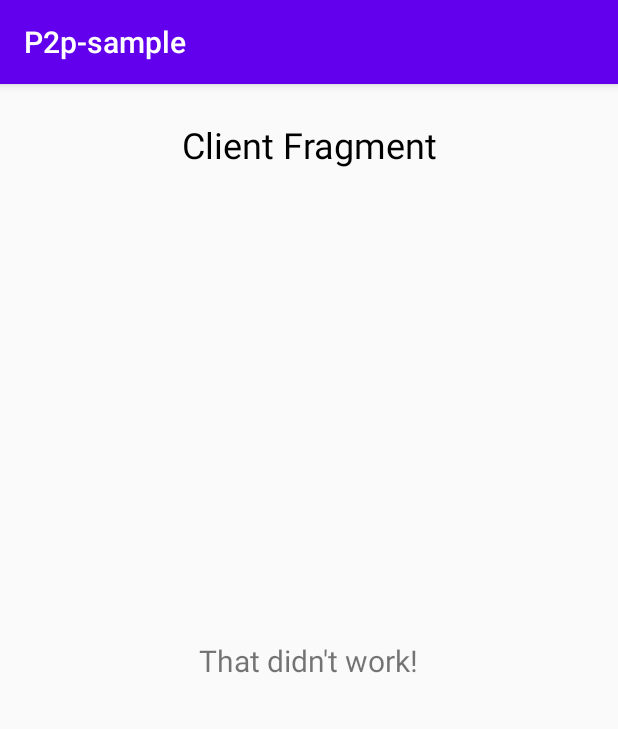
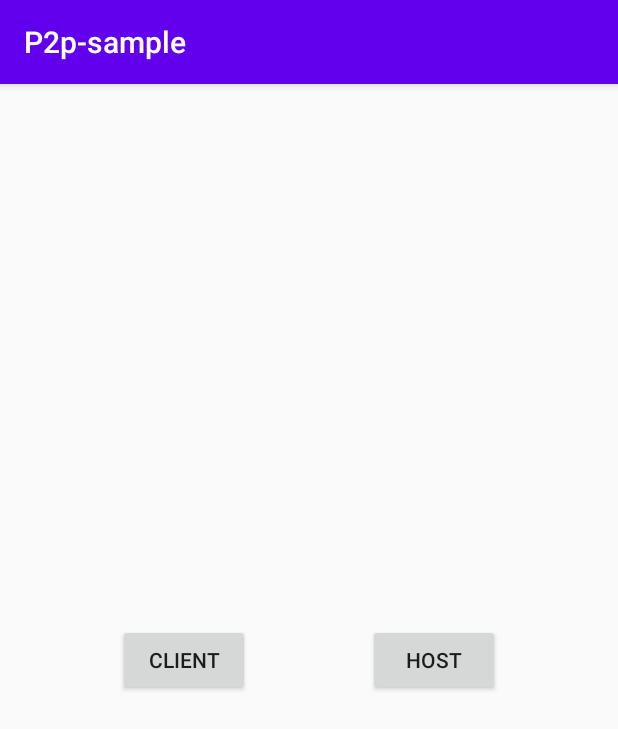
Before and after one commit to kis-nem/p2p-sample, an Android app: the screen it shows after launch (AppActivity), on a phone screen of 412 x 824 dp. Shown: the top 729 px of the screen. Run offline under Robolectric (Android 15) with nearby library versions, the phone set to English and light mode, and no system bars.

Commit message:
app fragment

```diff
--- a/app/src/main/java/com/kisnem/p2p_sample/AppActivity.kt
+++ b/app/src/main/java/com/kisnem/p2p_sample/AppActivity.kt
@@ -8,22 +8,13 @@ class AppActivity : AppCompatActivity() {
     override fun onCreate(savedInstanceState: Bundle?) {
         super.onCreate(savedInstanceState)
         setContentView(R.layout.activity_app)
-
-        openClientFragment()
+        openAppFragment()
     }
 
-    private fun openClientFragment() {
+    private fun openAppFragment() {
         supportFragmentManager.beginTransaction().apply {
-            replace(R.id.fl_container, ClientFragment.newInstance())
-            addToBackStack(null)
-            commit()
-        }
-    }
-
-    private fun openHostFragment() {
-        supportFragmentManager.beginTransaction().apply {
-            replace(R.id.fl_container, HostFragment())
-            addToBackStack(null)
+            replace(R.id.fl_container, AppFragment.newInstance())
+            addToBackStack("app")
             commit()
         }
     }
--- /dev/null
+++ b/app/src/main/java/com/kisnem/p2p_sample/AppFragment.kt
@@ -0,0 +1,53 @@
+package com.kisnem.p2p_sample
+
+import android.os.Bundle
+import android.view.LayoutInflater
+import android.view.View
+import android.view.ViewGroup
+import androidx.core.os.bundleOf
+import androidx.fragment.app.Fragment
+import kotlinx.android.synthetic.main.fragment_app.*
+
+class AppFragment : Fragment() {
+
+    override fun onCreateView(
+        inflater: LayoutInflater, container: ViewGroup?,
+        savedInstanceState: Bundle?
+    ): View? {
+        return inflater.inflate(R.layout.fragment_app, container, false)
+    }
+
+    override fun onViewCreated(view: View, savedInstanceState: Bundle?) {
+        super.onViewCreated(view, savedInstanceState)
+
+        btn_client.setOnClickListener {
+            openClientFragment()
+        }
+
+        btn_host.setOnClickListener {
+            openHostFragment()
+        }
+    }
+
+    private fun openClientFragment() {
+        requireFragmentManager().beginTransaction().apply {
+            replace(R.id.fl_container, ClientFragment.newInstance())
+            addToBackStack("client")
+            commit()
+        }
+    }
+
+    private fun openHostFragment() {
+        requireFragmentManager().beginTransaction().apply {
+            replace(R.id.fl_container, HostFragment())
+            addToBackStack("host")
+            commit()
+        }
+    }
+
+    companion object {
+        fun newInstance() = AppFragment().apply {
+            arguments = bundleOf()
+        }
+    }
+}
--- /dev/null
+++ b/app/src/main/res/layout/fragment_app.xml
@@ -0,0 +1,31 @@
+<?xml version="1.0" encoding="utf-8"?>
+<androidx.constraintlayout.widget.ConstraintLayout xmlns:android="http://schemas.android.com/apk/res/android"
+    xmlns:app="http://schemas.android.com/apk/res-auto"
+    android:layout_width="match_parent"
+    android:layout_height="match_parent">
+
+    <Button
+        android:id="@+id/btn_host"
+        android:layout_width="wrap_content"
+        android:layout_height="wrap_content"
+        android:elevation="0dp"
+        android:text="host"
+        app:layout_constraintBottom_toBottomOf="parent"
+        app:layout_constraintEnd_toEndOf="parent"
+        app:layout_constraintHorizontal_bias="0.5"
+        app:layout_constraintStart_toEndOf="@+id/btn_client"
+        app:layout_constraintTop_toTopOf="parent" />
+
+    <Button
+        android:id="@+id/btn_client"
+        android:layout_width="wrap_content"
+        android:layout_height="wrap_content"
+        android:elevation="0dp"
+        android:text="client"
+        app:layout_constraintBottom_toBottomOf="parent"
+        app:layout_constraintEnd_toStartOf="@+id/btn_host"
+        app:layout_constraintHorizontal_bias="0.5"
+        app:layout_constraintStart_toStartOf="parent"
+        app:layout_constraintTop_toTopOf="parent" />
+
+</androidx.constraintlayout.widget.ConstraintLayout>
```
